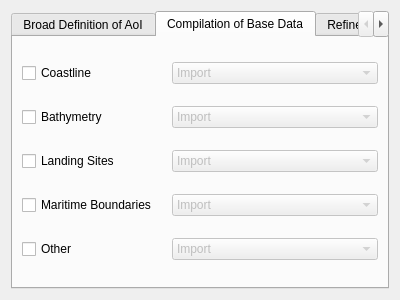
doublebyte1/eaf, file page1.ui: the form before one commit.
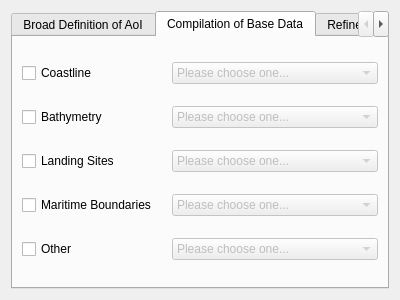
The form after the commit. The open tabs and pages were chosen to show the change.

```diff
--- a/page1.ui
+++ b/page1.ui
@@ -93,6 +93,11 @@
            <property name="enabled">
             <bool>false</bool>
            </property>
+           <item>
+            <property name="text">
+             <string>Please choose one...</string>
+            </property>
+           </item>
            <item>
             <property name="text">
              <string>Import</string>
@@ -126,6 +131,11 @@
            <property name="enabled">
             <bool>false</bool>
            </property>
+           <item>
+            <property name="text">
+             <string>Please choose one...</string>
+            </property>
+           </item>
            <item>
             <property name="text">
              <string>Import</string>
@@ -159,6 +169,11 @@
            <property name="enabled">
             <bool>false</bool>
            </property>
+           <item>
+            <property name="text">
+             <string>Please choose one...</string>
+            </property>
+           </item>
            <item>
             <property name="text">
              <string>Import</string>
@@ -192,6 +207,11 @@
            <property name="enabled">
             <bool>false</bool>
            </property>
+           <item>
+            <property name="text">
+             <string>Please choose one...</string>
+            </property>
+           </item>
            <item>
             <property name="text">
              <string>Import</string>
@@ -225,6 +245,11 @@
            <property name="enabled">
             <bool>false</bool>
            </property>
+           <item>
+            <property name="text">
+             <string>Please choose one...</string>
+            </property>
+           </item>
            <item>
             <property name="text">
              <string>Import</string>
```
Left out of the diff: 15 changed lines with no effect on the pictures.
